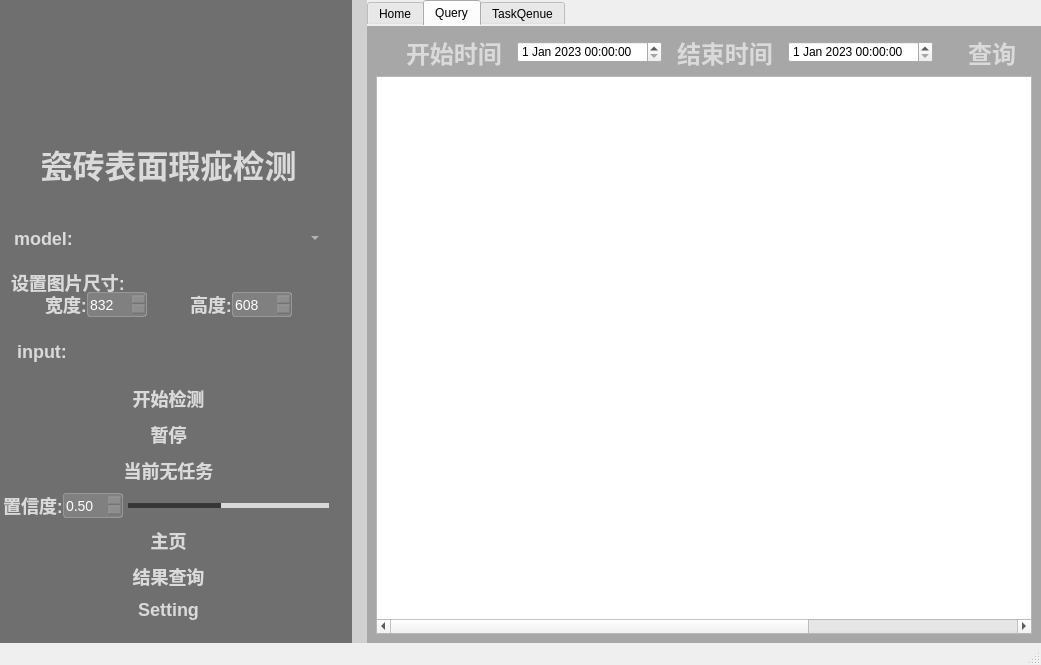
Old version of the form ui/Window.ui in the repository liwanyu0000/project.
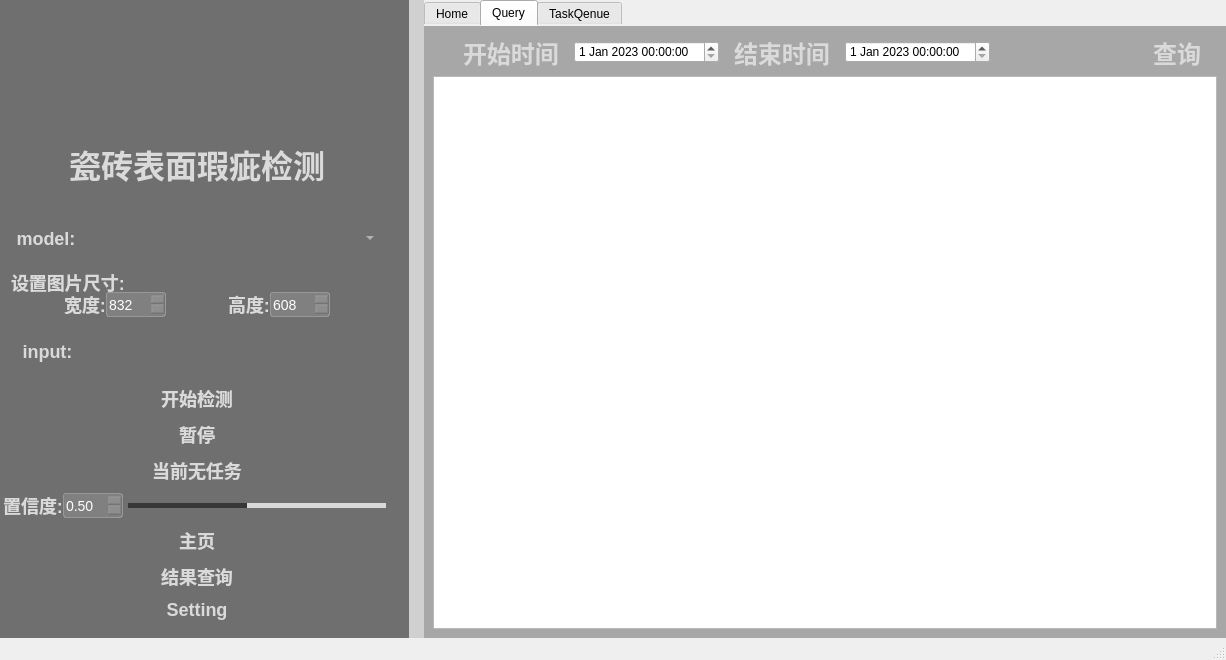
New version of the form. The open tabs and pages were chosen to show the change. Icons and pictures are not drawn.

The edit to the form file:
```diff
--- a/ui/Window.ui
+++ b/ui/Window.ui
@@ -6,8 +6,8 @@
    <rect>
     <x>0</x>
     <y>0</y>
-    <width>1010</width>
-    <height>665</height>
+    <width>1226</width>
+    <height>660</height>
    </rect>
   </property>
   <property name="windowTitle">
@@ -103,7 +103,7 @@
 border: 0px solid #42adff;
 border-radius:5px;}</string>
    </property>
-   <layout class="QHBoxLayout" name="horizontalLayout_4" stretch="5,1,20">
+   <layout class="QHBoxLayout" name="horizontalLayout_4" stretch="5,1,0">
     <property name="spacing">
      <number>0</number>
     </property>
@@ -1950,6 +1950,9 @@
           <property name="alternatingRowColors">
            <bool>true</bool>
           </property>
+          <property name="gridStyle">
+           <enum>Qt::SolidLine</enum>
+          </property>
           <attribute name="horizontalHeaderVisible">
            <bool>false</bool>
           </attribute>
@@ -1957,7 +1960,7 @@
            <bool>false</bool>
           </attribute>
           <attribute name="horizontalHeaderDefaultSectionSize">
-           <number>220</number>
+           <number>25</number>
           </attribute>
           <attribute name="horizontalHeaderHighlightSections">
            <bool>true</bool>
@@ -1966,7 +1969,7 @@
            <bool>false</bool>
           </attribute>
           <attribute name="horizontalHeaderStretchLastSection">
-           <bool>true</bool>
+           <bool>false</bool>
           </attribute>
           <attribute name="verticalHeaderVisible">
            <bool>false</bool>
@@ -1975,7 +1978,7 @@
            <number>28</number>
           </attribute>
           <attribute name="verticalHeaderDefaultSectionSize">
-           <number>44</number>
+           <number>45</number>
           </attribute>
           <attribute name="verticalHeaderShowSortIndicator" stdset="0">
            <bool>false</bool>
@@ -1999,6 +2002,54 @@
             <set>AlignCenter</set>
            </property>
           </column>
+          <column>
+           <property name="text">
+            <string>边异常</string>
+           </property>
+           <property name="textAlignment">
+            <set>AlignCenter</set>
+           </property>
+          </column>
+          <column>
+           <property name="text">
+            <string>角异常</string>
+           </property>
+           <property name="textAlignment">
+            <set>AlignCenter</set>
+           </property>
+          </column>
+          <column>
+           <property name="text">
+            <string>白色点瑕疵</string>
+           </property>
+           <property name="textAlignment">
+            <set>AlignCenter</set>
+           </property>
+          </column>
+          <column>
+           <property name="text">
+            <string>浅色点瑕疵</string>
+           </property>
+           <property name="textAlignment">
+            <set>AlignCenter</set>
+           </property>
+          </column>
+          <column>
+           <property name="text">
+            <string>深色点块瑕疵</string>
+           </property>
+           <property name="textAlignment">
+            <set>AlignCenter</set>
+           </property>
+          </column>
+          <column>
+           <property name="text">
+            <string>光圈瑕疵</string>
+           </property>
+           <property name="textAlignment">
+            <set>AlignCenter</set>
+           </property>
+          </column>
           <column>
            <property name="text">
             <string>日期</string>
```
Left out of the diff: 6 changed lines with no effect on the pictures.
